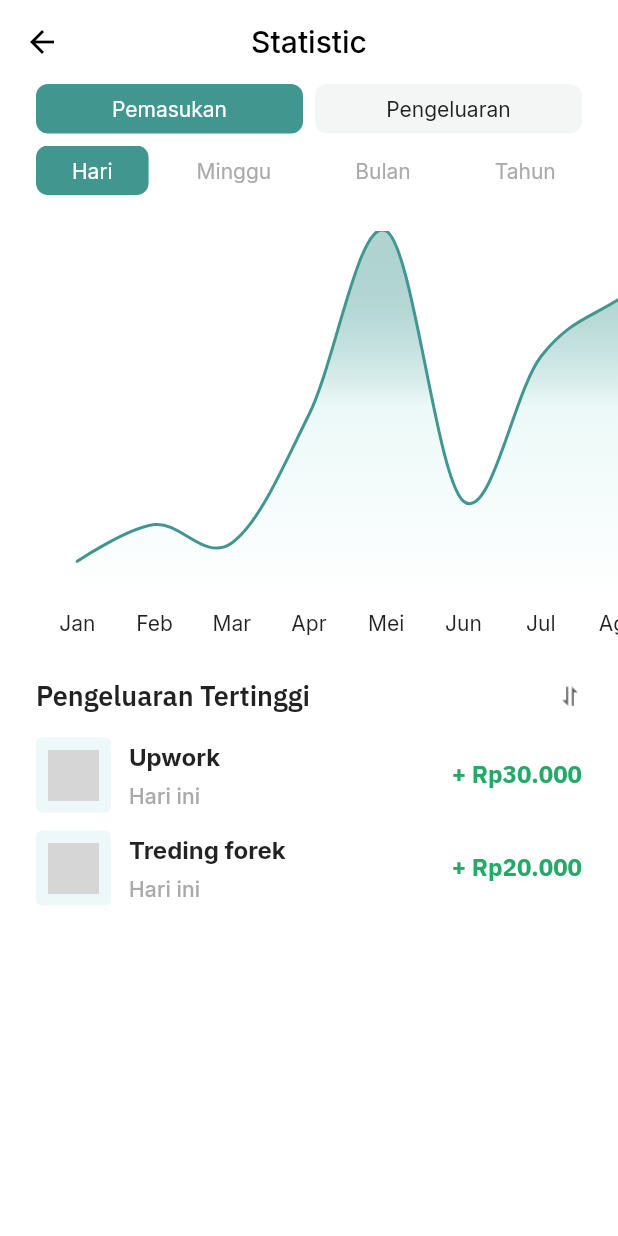
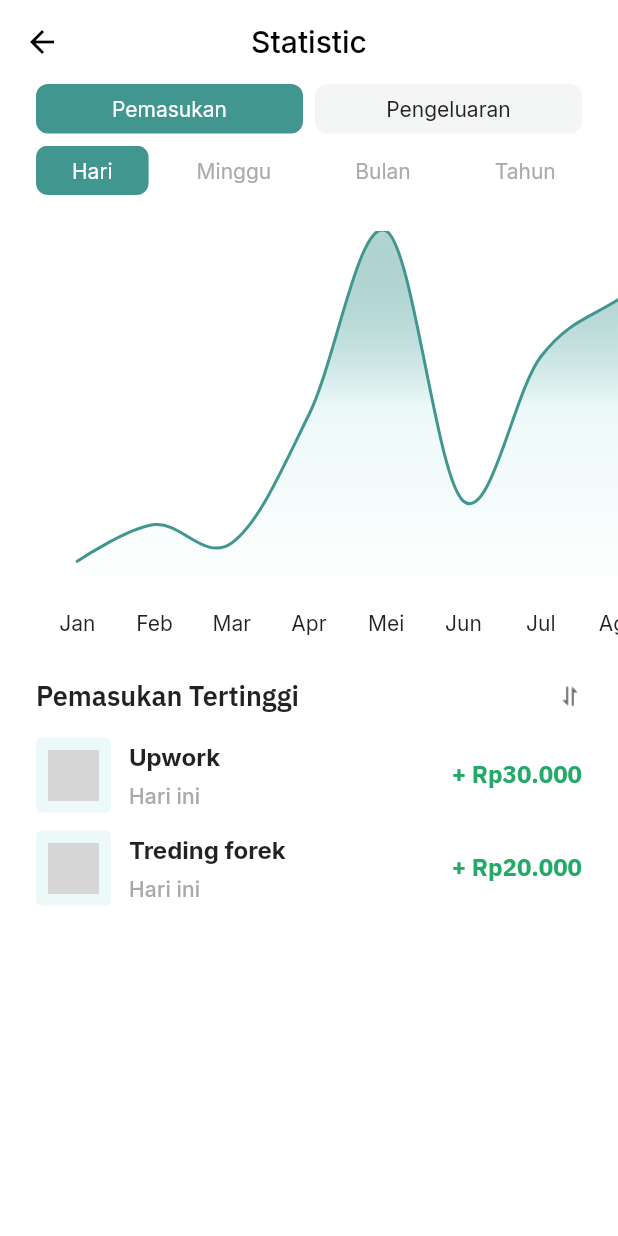
Before and after one commit to bimantaratirta/self, a Flutter app: the StatisticPage screen opened directly, on a phone screen of 412 x 824 dp. Run offline on Flutter 3.47's test engine with Material 2 defaults, Android fonts, the phone set to English and light mode, and no system bars; drawn by our look-alikes of fl_chart; our stand-ins replace device_info_plus, file_picker, flutter_svg, get, google_fonts, permission_handler and 2 more; accounts and stored records are empty; network calls fail; project files that could hold a hidden picture were left out; grey boxes are pictures that could not be loaded.

Commit message:
Bug fix at sql_service & Statistic page

```diff
--- a/lib/pages/statistic/statistic_page.dart
+++ b/lib/pages/statistic/statistic_page.dart
@@ -150,7 +150,7 @@ class _StatisticListTransactionsState extends State<StatisticListTransactions> {
               mainAxisAlignment: MainAxisAlignment.spaceBetween,
               children: [
                 BoldText(
-                  text: "Pengeluaran $sort",
+                  text: "${widget.type} $sort",
                   fontWeight: FontWeight.w600,
                   fontSize: 18,
                   color: AppColor.black,
--- a/lib/services/sql_service.dart
+++ b/lib/services/sql_service.dart
@@ -45,7 +45,7 @@ class SQLService {
           id INTEGER PRIMARY KEY AUTOINCREMENT,
           image TEXT,
           name TEXT,
-          balance REAL,
+          balance REAL
           )
           """,
         );
```
